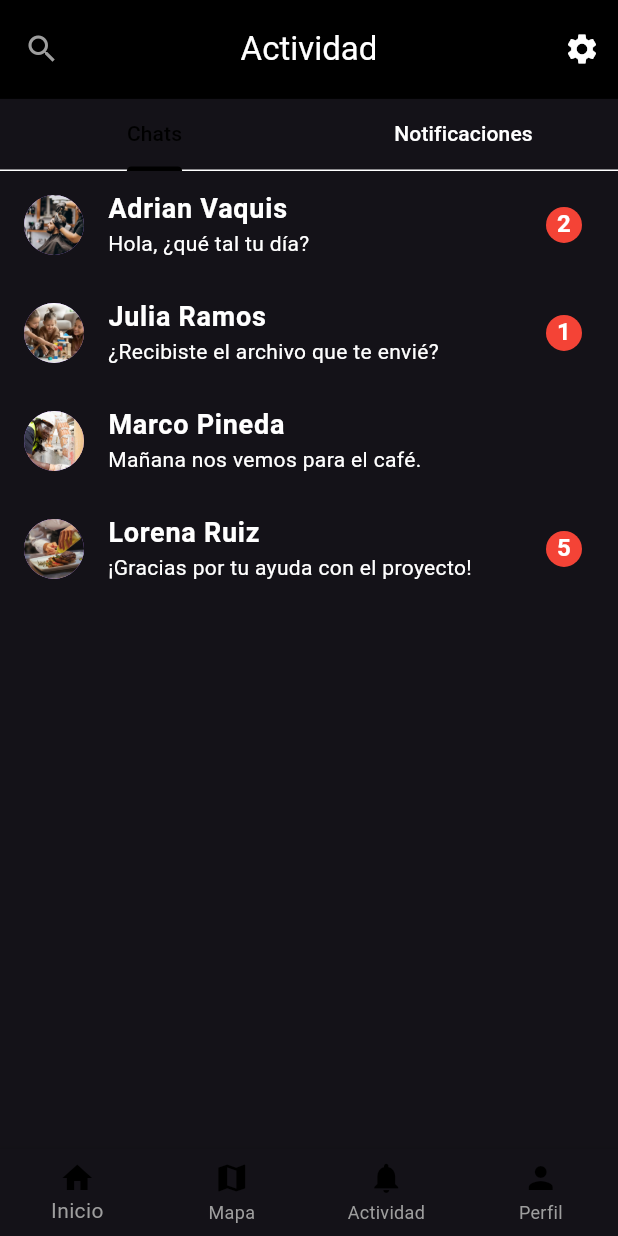
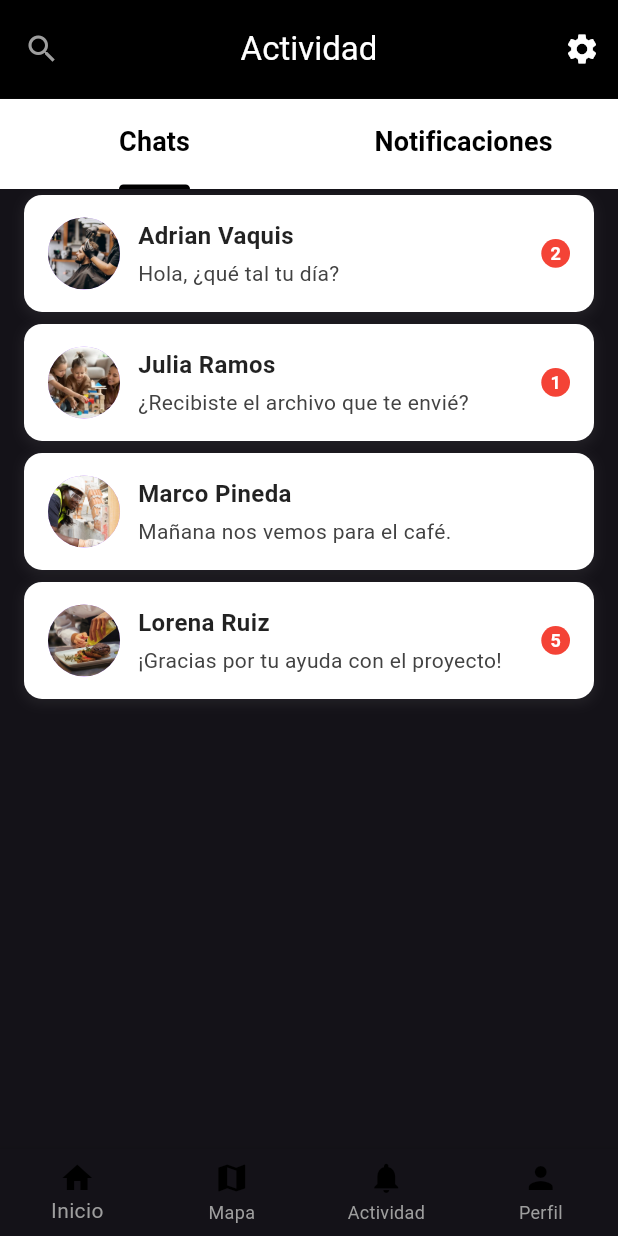
Before and after one commit to amsteradri/Nearvice, a Flutter app: the ActivityPage screen opened directly, on a phone screen of 412 x 824 dp. Run offline on Flutter 3.47's test engine with Material 3 defaults, Android fonts, the phone set to English and light mode, and no system bars; our stand-ins replace flutter_map, flutter_svg, latlong2, table_calendar.

Commit message:
added finally the new chat style + some retouch in tabbar

```diff
--- a/lib/activity.dart
+++ b/lib/activity.dart
@@ -242,11 +242,17 @@ class _ActivityPageState extends State<ActivityPage> {
         length: 2, // Número total de pestañas
         child: Column(
           children: <Widget>[
-            TabBar(
+            Container(
+              color: Colors.white, // Color de fondo del TabBar
+              height: 60, // Ajustar la altura aquí
+              child: TabBar(
+                labelColor: Colors.white,
+                unselectedLabelColor: Colors.grey,
                 tabs: [
-                Tab(text: 'Chats'),
-                Tab(text: 'Notificaciones'),
+                  Tab(child: Text('Chats', style: TextStyle(fontSize: 18, fontWeight: FontWeight.bold, color: Colors.black))),  // Aumentar el tamaño del texto
+                  Tab(child: Text('Notificaciones', style: TextStyle(fontSize: 18, fontWeight: FontWeight.bold, color: Colors.black))),
                 ],
+              ),
             ),
             Expanded(
               child: TabBarView(
@@ -259,11 +265,12 @@ class _ActivityPageState extends State<ActivityPage> {
           ],
         ),
       ),
+
     );
   }
 
   Widget _buildChatsView() {
-    // Vista de la pestaña de Chats
+    // Vista de la pestaña de Chats con un diseño más profesional y atractivo
     return ListView.builder(
       itemCount: chats.length,
       itemBuilder: (context, index) {
@@ -274,42 +281,82 @@ class _ActivityPageState extends State<ActivityPage> {
             Navigator.push(
               context,
               MaterialPageRoute(
-                builder: (context) =>
-                    ChatScreen(
-                        chat: chat), // Asegúrate de que ChatScreen acepte un parámetro de tipo ChatItem
+                builder: (context) => ChatScreen(chat: chat),
               ),
             );
           },
-          child: ListTile(
-            leading: CircleAvatar(
+          child: Container(
+            margin: EdgeInsets.symmetric(horizontal: 16, vertical: 4),
+            padding: EdgeInsets.symmetric(horizontal: 16, vertical: 15),
+            decoration: BoxDecoration(
+              color: Colors.white,
+              borderRadius: BorderRadius.circular(12),
+              boxShadow: [
+                BoxShadow(
+                  color: Colors.grey.withOpacity(0.1),
+                  spreadRadius: 1,
+                  blurRadius: 6,
+                  offset: Offset(0, 2),
+                ),
+              ],
+            ),
+            child: Row(
+              children: [
+                CircleAvatar(
                   backgroundImage: AssetImage(chat.profileImage),
+                  radius: 24,
                 ),
-            title: Text(
+                SizedBox(width: 12),
+                Expanded(
+                  child: Column(
+                    crossAxisAlignment: CrossAxisAlignment.start,
+                    children: [
+                      Text(
                         chat.name,
                         style: TextStyle(
                             fontWeight: FontWeight.bold,
-                fontSize: 18,
+                            fontSize: 16,
+                            color: Colors.black87
                         ),
                       ),
-            subtitle: Text(chat.lastMessage),
-            trailing: chat.unreadMessages > 0
-                ? CircleAvatar(
-              radius: 12,
-              backgroundColor: Colors.red,
+                      SizedBox(height: 4),
+                      Text(
+                        chat.lastMessage,
+                        style: TextStyle(
+                          color: Colors.grey[800],
+                          fontSize: 14,
+
+                        ),
+                        maxLines: 1,
+                        overflow: TextOverflow.ellipsis,
+                      ),
+                    ],
+                  ),
+                ),
+                if (chat.unreadMessages > 0)
+                  Container(
+                    padding: EdgeInsets.all(6),
+                    decoration: BoxDecoration(
+                      color: Colors.red,
+                      shape: BoxShape.circle,
+                    ),
                     child: Text(
                       '${chat.unreadMessages}',
                       style: TextStyle(
                         color: Colors.white,
+                        fontSize: 12,
                         fontWeight: FontWeight.bold,
                       ),
                     ),
                   )
-                : null,
+              ],
+            ),
           ),
         );
       },
     );
   }
+
 
 
   Widget _buildNotificationsView() {
@@ -328,9 +375,7 @@ class _ActivityPageState extends State<ActivityPage> {
           child: ListTile(
             leading: Icon(
               Icons.notifications,
-              color: Theme
-                  .of(context)
-                  .primaryColor,
+              color: Colors.purple[200],
               size: 40,
             ),
             title: Text(
--- a/lib/old.dart
+++ /dev/null
@@ -1,241 +0,0 @@
-import 'package:flutter/material.dart';
-import 'custom_bottom_nav_bar.dart';
-import 'chat.dart';
-import 'activity.dart';
-
-class ChatItem {
-  final String profileImage;
-  final String name;
-  final String lastMessage;
-  final int unreadMessages; // Nuevo campo para indicar el número de mensajes no leídos
-
-  ChatItem({
-    required this.profileImage,
-    required this.name,
-    required this.lastMessage,
-    this.unreadMessages = 0, // Por defecto, no hay mensajes no leídos
-  });
-}
-
-class ActivityPage extends StatefulWidget {
-  @override
-  _ActivityPageState createState() => _ActivityPageState();
-}
-
-class _ActivityPageState extends State<ActivityPage> {
-  TextEditingController _searchController = TextEditingController(); // Controlador de texto
-  bool _isSearchFocused = false; // Estado de foco de búsqueda
-  bool _isClearVisible = false; // Estado de visibilidad del botón de limpiar
-
-  final List<ChatItem> chats = [
-    ChatItem(
-      profileImage: 'assets/profile_images/person1.jpg',
-      name: 'Adrian Vaquis Gordis',
-      lastMessage: 'Hola, necesitaría un servicio!',
-      unreadMessages: 3, // Ejemplo de 3 mensajes no leídos
-    ),
-    ChatItem(
-      profileImage: 'assets/profile_images/person2.jpg',
-      name: 'Adrian Vaquis Gordis',
-      lastMessage: 'Muchas gracias!',
-    ),
-    ChatItem(
-      profileImage: 'assets/profile_images/person2.jpg',
-      name: 'Adrian Vaquis Gordis',
-      lastMessage: 'Muchas gracias!',
-    ),
-    ChatItem(
-      profileImage: 'assets/profile_images/person2.jpg',
-      name: 'Adrian Vaquis Gordis',
-      lastMessage: 'Muchas gracias!',
-    ),
-    ChatItem(
-      profileImage: 'assets/profile_images/person2.jpg',
-      name: 'Adrian Vaquis Gordis',
-      lastMessage: 'Muchas gracias!',
-    ),
-    ChatItem(
-      profileImage: 'assets/profile_images/person2.jpg',
-      name: 'Adrian Vaquis Gordis',
-      lastMessage: 'Muchas gracias!',
-    ),
-    ChatItem(
-      profileImage: 'assets/profile_images/person2.jpg',
-      name: 'Adrian Vaquis Gordis',
-      lastMessage: 'Muchas gracias!',
-    ),
-    ChatItem(
-      profileImage: 'assets/profile_images/person2.jpg',
-      name: 'Adrian Vaquis Gordis',
-      lastMessage: 'Muchas gracias!',
-    ),
-    ChatItem(
-      profileImage: 'assets/profile_images/person2.jpg',
-      name: 'Adrian Vaquis Gordis',
-      lastMessage: 'Muchas gracias!',
-    ),
-    ChatItem(
-      profileImage: 'assets/profile_images/person2.jpg',
-      name: 'Adrian Vaquis Gordis',
-      lastMessage: 'Muchas gracias!',
-    ),
-    // Add more chat items here...
-  ];
-
-  @override
-  Widget build(BuildContext context) {
-    return Scaffold(
-      bottomNavigationBar: CustomBottomNavBar(),
-      appBar: AppBar(
-        toolbarHeight: MediaQuery.of(context).size.height * 0.08,
-        leading: _buildLeadingIcon(),
-        title: _buildTitle(),
-        centerTitle: true,
-        backgroundColor: Colors.black,
-        actions: [
-          PopupMenuButton(
-            icon: Icon(Icons.settings),
-            itemBuilder: (BuildContext context) {
-              return [
-                PopupMenuItem(
-                  child: Text('Ordenar por nombre'),
-                  value: 'name',
-                ),
-                PopupMenuItem(
-                  child: Text('Ordenar por fecha'),
-                  value: 'date',
-                ),
-                // Agrega más opciones de menú según sea necesario
-              ];
-            },
-            onSelected: (value) {
-              // Manejar la selección del menú aquí
-              print('Selected: $value');
-            },
-          ),
-        ],
-      ),
-      body: Column(
-        crossAxisAlignment: CrossAxisAlignment.stretch,
-        children: [
-          Expanded(
-            child: ListView.builder(
-              itemCount: chats.length,
-              itemBuilder: (context, index) {
-                final chat = chats[index];
-                return GestureDetector(
-                  onTap: () {
-                    // Aquí maneja la acción al hacer clic en el chat item
-                    Navigator.push(
-                      context,
-                      MaterialPageRoute(
-                        builder: (context) => ChatScreen(chat: chat),
-                      ),
-                    );
-                  },
-                  child: Padding(
-                    padding: const EdgeInsets.all(8.0),
-                    child: Card(
-                      child: ListTile(
-                        leading: CircleAvatar(
-                          backgroundImage: AssetImage(chat.profileImage),
-                        ),
-                        title: Text(
-                          chat.name,
-                          style: TextStyle(
-                            fontWeight: FontWeight.bold,
-                            fontSize: 18,
-                          ),
-                        ),
-                        subtitle: Text(chat.lastMessage),
-                        trailing: chat.unreadMessages > 0
-                            ? CircleAvatar(
-                          radius: 12,
-                          backgroundColor: Colors.red,
-                          child: Text(
-                            '${chat.unreadMessages}',
-                            style: TextStyle(
-                              color: Colors.white,
-                              fontWeight: FontWeight.bold,
-                            ),
-                          ),
-                        )
-                            : null,
-                      ),
-                    ),
-                  ),
-                );
-              },
-            ),
-          ),
-        ],
-      ),
-    );
-  }
-
-  Widget _buildLeadingIcon() {
-    if (_isSearchFocused) {
-      return IconButton(
-        icon: Icon(Icons.search, color: Colors.grey),
-        onPressed: () {
-          setState(() {
-            _isSearchFocused = false;
-            _searchController.clear();
-          });
-        },
-      );
-    } else {
-      return IconButton(
-        icon: Icon(Icons.search, color: Colors.grey),
-        onPressed: () {
-          setState(() {
-            _isSearchFocused = true;
-          });
-        },
-      );
-    }
-  }
-
-  Widget _buildTitle() {
-    if (_isSearchFocused) {
-      return Padding(
-        padding: const EdgeInsets.only(left: 0.0), // Set padding to 0 or adjust as needed to align left
-        child: Container(
-          width: MediaQuery.of(context).size.width * 1, // Increase the width to 95% of the screen width
-          decoration: BoxDecoration(
-            color: Colors.white, // Background color of the container
-            borderRadius: BorderRadius.circular(20), // Rounded corners of the container
-          ),
-          child: TextField(
-            autofocus: true, // Automatically focus the text field
-            controller: _searchController,
-            onChanged: (value) {
-              setState(() {
-                _isClearVisible = value.isNotEmpty; // Show or hide the clear icon
-              });
-            },
-            decoration: InputDecoration(
-              contentPadding: EdgeInsets.symmetric(vertical: 0, horizontal: 20.0), // Padding inside the text field
-              hintText: 'Buscar...',
-              border: InputBorder.none,
-              suffixIcon: _isClearVisible
-                  ? IconButton(
-                icon: Icon(Icons.clear),
-                onPressed: () {
-                  _searchController.clear();
-                  _isClearVisible = false;
-                },
-              )
-                  : null,
-            ),
-          ),
-        ),
-      );
-    } else {
-      return Text(
-        'Actividad',
-        style: TextStyle(color: Colors.white),
-      );
-    }
-  }
-}
```
Lines whose indentation alone changed are shown as unchanged.
